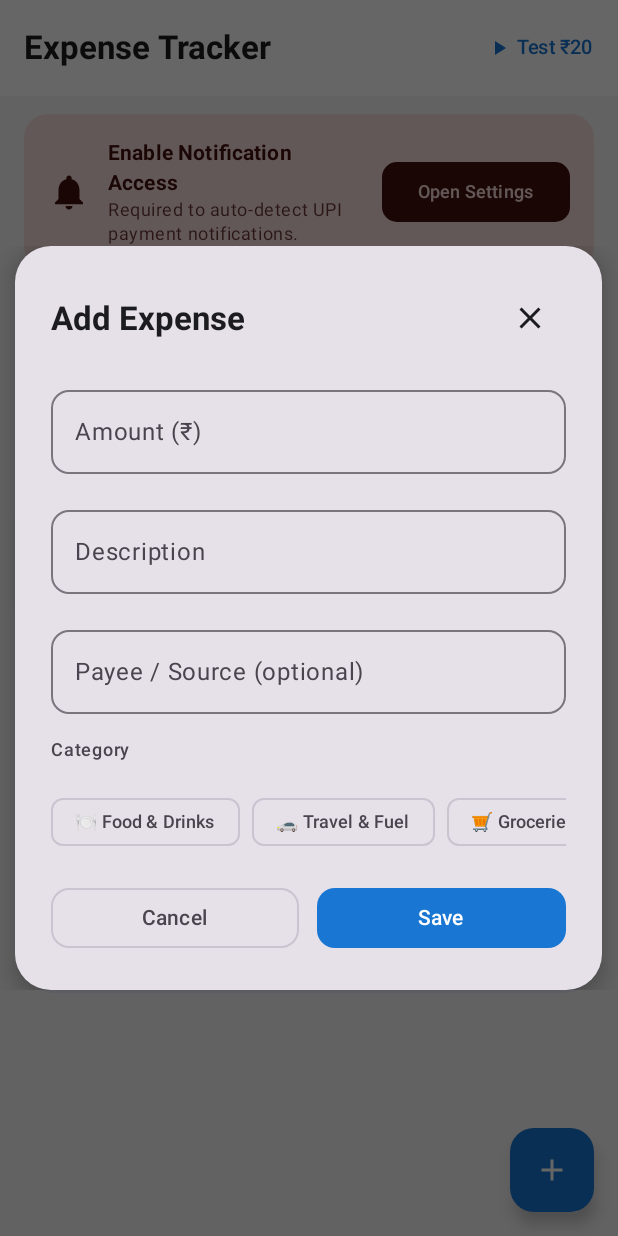
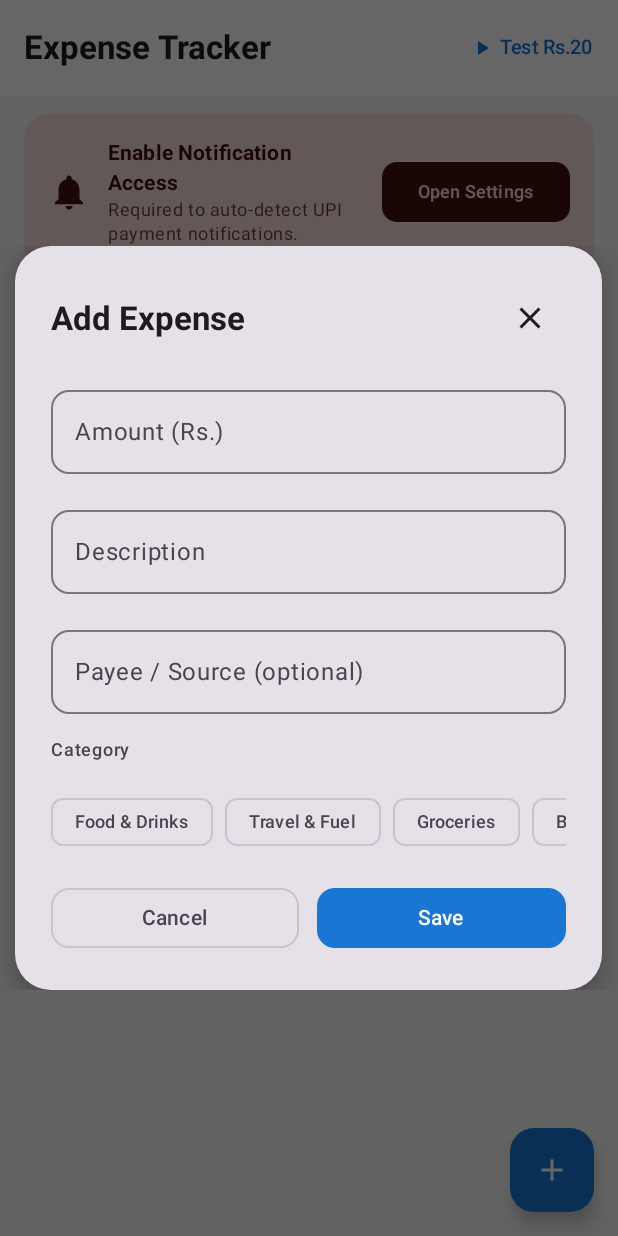
Before and after one commit to vishalvijayan8113-cloud/expensetracker, an Android app built with Jetpack Compose: the screen it shows after launch (MainActivity), after a tap on "Add Expense", on a phone screen of 412 x 824 dp. Run offline under Robolectric (Android 15) with nearby library versions, the phone set to English and light mode, and no system bars; our stand-ins replace Room's generated code.

Commit message:
fix: clean all Kotlin files for CI - remove emoji, fix imports, simplify DashboardScreen, add ic_launcher_round

```diff
--- a/app/src/main/java/com/expensetracker/app/ui/screens/AddEditExpenseDialog.kt
+++ b/app/src/main/java/com/expensetracker/app/ui/screens/AddEditExpenseDialog.kt
@@ -1,11 +1,9 @@
 package com.expensetracker.app.ui.screens
 
-import androidx.compose.foundation.background
 import androidx.compose.foundation.layout.*
 import androidx.compose.foundation.lazy.LazyRow
 import androidx.compose.foundation.lazy.items
 import androidx.compose.foundation.shape.RoundedCornerShape
-import androidx.compose.foundation.text.KeyboardActions
 import androidx.compose.foundation.text.KeyboardOptions
 import androidx.compose.material.icons.Icons
 import androidx.compose.material.icons.filled.Close
@@ -13,12 +11,8 @@ import androidx.compose.material3.*
 import androidx.compose.runtime.*
 import androidx.compose.ui.Alignment
 import androidx.compose.ui.Modifier
-import androidx.compose.ui.focus.FocusRequester
-import androidx.compose.ui.focus.focusRequester
 import androidx.compose.ui.graphics.Color
-import androidx.compose.ui.platform.LocalSoftwareKeyboardController
 import androidx.compose.ui.text.font.FontWeight
-import androidx.compose.ui.text.input.ImeAction
 import androidx.compose.ui.text.input.KeyboardCapitalization
 import androidx.compose.ui.text.input.KeyboardType
 import androidx.compose.ui.unit.dp
@@ -27,7 +21,6 @@ import androidx.compose.ui.window.Dialog
 import androidx.compose.ui.window.DialogProperties
 import com.expensetracker.app.data.db.Expense
 import com.expensetracker.app.utils.CategoryMapper
-import com.expensetracker.app.utils.DateUtils
 
 @Composable
 fun AddEditExpenseDialog(
@@ -35,14 +28,17 @@ fun AddEditExpenseDialog(
     onSave: (amount: Double, note: String, category: String, merchant: String) -> Unit,
     onDismiss: () -> Unit
 ) {
-    var amountText by remember { mutableStateOf(existingExpense?.amount?.let {
-        if (it == it.toLong().toDouble()) it.toLong().toString() else "%.2f".format(it)
-    } ?: "") }
+    var amountText by remember {
+        mutableStateOf(
+            if (existingExpense != null) {
+                val a = existingExpense.amount
+                if (a == a.toLong().toDouble()) a.toLong().toString() else "%.2f".format(a)
+            } else ""
+        )
+    }
     var note by remember { mutableStateOf(existingExpense?.note ?: "") }
     var selectedCategory by remember { mutableStateOf(existingExpense?.category ?: "Other") }
     var merchant by remember { mutableStateOf(existingExpense?.merchantOrSource ?: "") }
-    val focusRequester = remember { FocusRequester() }
-    val keyboard = LocalSoftwareKeyboardController.current
     var amountError by remember { mutableStateOf(false) }
 
     LaunchedEffect(note) {
@@ -82,32 +78,32 @@ fun AddEditExpenseDialog(
 
                 OutlinedTextField(
                     value = amountText,
-                    onValueChange = {
-                        amountText = it
-                        amountError = false
-                    },
-                    label = { Text("Amount (₹)") },
+                    onValueChange = { amountText = it; amountError = false },
+                    label = { Text("Amount (Rs.)") },
                     placeholder = { Text("0.00") },
                     isError = amountError,
-                    supportingText = if (amountError) {{ Text("Enter a valid amount") }} else null,
                     modifier = Modifier.fillMaxWidth(),
                     keyboardOptions = KeyboardOptions(keyboardType = KeyboardType.Decimal),
                     singleLine = true,
                     shape = RoundedCornerShape(12.dp)
                 )
+                if (amountError) {
+                    Text(
+                        text = "Enter a valid amount",
+                        color = MaterialTheme.colorScheme.error,
+                        style = MaterialTheme.typography.labelSmall
+                    )
+                }
 
                 OutlinedTextField(
                     value = note,
                     onValueChange = { note = it },
-                    modifier = Modifier
-                        .fillMaxWidth()
-                        .focusRequester(focusRequester),
+                    modifier = Modifier.fillMaxWidth(),
                     label = { Text("Description") },
                     placeholder = { Text("e.g., water, petrol, grocery...") },
                     singleLine = true,
                     keyboardOptions = KeyboardOptions(
-                        capitalization = KeyboardCapitalization.Sentences,
-                        imeAction = ImeAction.Next
+                        capitalization = KeyboardCapitalization.Sentences
                     ),
                     shape = RoundedCornerShape(12.dp)
                 )
@@ -132,7 +128,7 @@ fun AddEditExpenseDialog(
                         FilterChip(
                             selected = isSelected,
                             onClick = { selectedCategory = cat },
-                            label = { Text("${CategoryMapper.categoryIcon(cat)} $cat", fontSize = 12.sp) },
+                            label = { Text(cat, fontSize = 12.sp) },
                             colors = FilterChipDefaults.filterChipColors(
                                 selectedContainerColor = MaterialTheme.colorScheme.primary,
                                 selectedLabelColor = Color.White
--- a/app/src/main/java/com/expensetracker/app/ui/screens/DashboardScreen.kt
+++ b/app/src/main/java/com/expensetracker/app/ui/screens/DashboardScreen.kt
@@ -8,12 +8,16 @@ import androidx.compose.foundation.lazy.LazyColumn
 import androidx.compose.foundation.lazy.items
 import androidx.compose.foundation.shape.RoundedCornerShape
 import androidx.compose.material.icons.Icons
-import androidx.compose.material.icons.filled.*
+import androidx.compose.material.icons.filled.Add
+import androidx.compose.material.icons.filled.Notifications
+import androidx.compose.material.icons.filled.PlayArrow
+import androidx.compose.material.icons.filled.Warning
 import androidx.compose.material3.*
 import androidx.compose.runtime.*
 import androidx.compose.ui.Alignment
 import androidx.compose.ui.Modifier
 import androidx.compose.ui.graphics.Color
+import androidx.compose.ui.graphics.vector.ImageVector
 import androidx.compose.ui.platform.LocalContext
 import androidx.compose.ui.text.font.FontWeight
 import androidx.compose.ui.unit.dp
@@ -38,36 +42,24 @@ fun DashboardScreen(
     var showAddDialog by remember { mutableStateOf(false) }
     var editingExpense by remember { mutableStateOf<Expense?>(null) }
 
-    // Permission states — recheck on each recomposition so banners auto-dismiss
-    val hasNotificationAccess = remember(uiState) {
-        isNotificationListenerEnabled(context)
-    }
-    val hasOverlayPermission = remember(uiState) {
-        Settings.canDrawOverlays(context)
-    }
+    val hasNotificationAccess = remember(uiState) { isNotificationListenerEnabled(context) }
+    val hasOverlayPermission = remember(uiState) { Settings.canDrawOverlays(context) }
 
     Scaffold(
         topBar = {
             TopAppBar(
-                title = {
-                    Text(
-                        "Expense Tracker",
-                        fontWeight = FontWeight.Bold
-                    )
-                },
+                title = { Text("Expense Tracker", fontWeight = FontWeight.Bold) },
                 actions = {
-                    // Simulate payment button
                     TextButton(
-                        onClick = {
-                            simulatePayment(context, 20.0, "Google Pay")
-                        },
-                        colors = ButtonDefaults.textButtonColors(
-                            contentColor = MaterialTheme.colorScheme.primary
+                        onClick = { simulatePayment(context, 20.0, "Google Pay") }
+                    ) {
+                        Icon(
+                            Icons.Default.PlayArrow,
+                            contentDescription = null,
+                            modifier = Modifier.size(16.dp)
                         )
-                    ) {
-                        Icon(Icons.Default.PlayArrow, contentDescription = null, modifier = Modifier.size(16.dp))
                         Spacer(Modifier.width(4.dp))
-                        Text("Test ₹20", fontSize = 13.sp)
+                        Text("Test Rs.20", fontSize = 13.sp)
                     }
                 },
                 colors = TopAppBarDefaults.topAppBarColors(
@@ -92,7 +84,6 @@ fun DashboardScreen(
             contentPadding = PaddingValues(horizontal = 16.dp, vertical = 12.dp),
             verticalArrangement = Arrangement.spacedBy(12.dp)
         ) {
-            // Permission banners
             if (!hasNotificationAccess) {
                 item {
                     PermissionBannerCard(
@@ -119,8 +110,8 @@ fun DashboardScreen(
                         title = "Allow Display Over Other Apps",
                         description = "Required to show the quick-entry popup over your screen.",
                         buttonText = "Grant Permission",
-                        containerColor = MaterialTheme.colorScheme.tertiaryContainer,
-                        contentColor = MaterialTheme.colorScheme.onTertiaryContainer,
+                        containerColor = MaterialTheme.colorScheme.secondaryContainer,
+                        contentColor = MaterialTheme.colorScheme.onSecondaryContainer,
                         onClick = {
                             val intent = Intent(
                                 Settings.ACTION_MANAGE_OVERLAY_PERMISSION,
@@ -132,7 +123,6 @@ fun DashboardScreen(
                 }
             }
 
-            // Summary cards row
             item {
                 Row(
                     modifier = Modifier.fillMaxWidth(),
@@ -153,7 +143,6 @@ fun DashboardScreen(
                 }
             }
 
-            // Category breakdown
             if (uiState.categoryBreakdown.isNotEmpty()) {
                 item {
                     CategoryBreakdownCard(
@@ -163,7 +152,6 @@ fun DashboardScreen(
                 }
             }
 
-            // Recent transactions header
             item {
                 Row(
                     modifier = Modifier.fillMaxWidth(),
@@ -190,14 +178,9 @@ fun DashboardScreen(
                     }
                 }
             } else if (uiState.expenses.isEmpty()) {
-                item {
-                    EmptyStateCard()
-                }
+                item { EmptyStateCard() }
             } else {
-                items(
-                    items = uiState.expenses,
-                    key = { it.id }
-                ) { expense ->
+                items(items = uiState.expenses, key = { it.id }) { expense ->
                     ExpenseListItem(
                         expense = expense,
                         onEdit = { editingExpense = it },
@@ -206,12 +189,10 @@ fun DashboardScreen(
                 }
             }
 
-            // Bottom padding for FAB
             item { Spacer(Modifier.height(72.dp)) }
         }
     }
 
-    // Add Dialog
     if (showAddDialog) {
         AddEditExpenseDialog(
             onSave = { amount, note, category, merchant ->
@@ -221,7 +202,6 @@ fun DashboardScreen(
         )
     }
 
-    // Edit Dialog
     editingExpense?.let { expense ->
         AddEditExpenseDialog(
             existingExpense = expense,
@@ -242,7 +222,7 @@ fun DashboardScreen(
 
 @Composable
 fun PermissionBannerCard(
-    icon: androidx.compose.ui.graphics.vector.ImageVector,
+    icon: ImageVector,
     title: String,
     description: String,
     buttonText: String,
@@ -284,9 +264,7 @@ fun EmptyStateCard() {
     Card(
         modifier = Modifier.fillMaxWidth(),
         shape = RoundedCornerShape(20.dp),
-        colors = CardDefaults.cardColors(
-            containerColor = MaterialTheme.colorScheme.surfaceVariant
-        )
+        colors = CardDefaults.cardColors(containerColor = MaterialTheme.colorScheme.surfaceVariant)
     ) {
         Column(
             modifier = Modifier
@@ -295,15 +273,9 @@ fun EmptyStateCard() {
             horizontalAlignment = Alignment.CenterHorizontally,
             verticalArrangement = Arrangement.spacedBy(8.dp)
         ) {
-            Text("💸", fontSize = 48.sp)
+            Text("No expenses yet", style = MaterialTheme.typography.titleMedium, fontWeight = FontWeight.Bold)
             Text(
-                "No expenses yet",
-                style = MaterialTheme.typography.titleMedium,
-                fontWeight = FontWeight.Bold,
-                color = MaterialTheme.colorScheme.onSurfaceVariant
-            )
-            Text(
-                "Tap + to add one, or tap 'Test ₹20' to try the popup!",
+                "Tap + to add one, or tap 'Test Rs.20' to try the popup!",
                 style = MaterialTheme.typography.bodySmall,
                 color = MaterialTheme.colorScheme.onSurfaceVariant
             )
@@ -322,7 +294,7 @@ private fun simulatePayment(context: Context, amount: Double, merchant: String)
         flags = Intent.FLAG_ACTIVITY_NEW_TASK
         putExtra(PaymentNotificationListenerService.EXTRA_AMOUNT, amount)
         putExtra(PaymentNotificationListenerService.EXTRA_MERCHANT, merchant)
-        putExtra(PaymentNotificationListenerService.EXTRA_RAW_TEXT, "Simulated payment of ₹$amount via $merchant")
+        putExtra(PaymentNotificationListenerService.EXTRA_RAW_TEXT, "Simulated payment of Rs.$amount via $merchant")
     }
     context.startActivity(intent)
 }
--- a/app/src/main/java/com/expensetracker/app/utils/CategoryMapper.kt
+++ b/app/src/main/java/com/expensetracker/app/utils/CategoryMapper.kt
@@ -12,18 +12,17 @@ object CategoryMapper {
     private val TRAVEL_FUEL = setOf(
         "petrol", "diesel", "auto", "uber", "ola", "bus", "metro",
         "fuel", "parking", "cab", "taxi", "train", "flight", "rapido",
-        "rickshaw", "toll", "namma", "bmtc", "irctc", "redbus"
+        "rickshaw", "toll", "bmtc", "irctc", "redbus"
     )
 
     private val GROCERIES = setOf(
         "milk", "vegetables", "grocery", "supermarket", "fruits",
-        "bread", "eggs", "rice", "dal", "sugar", "salt", "big bazaar",
-        "dmart", "reliance fresh", "blinkit", "zepto", "instamart",
-        "vegetable", "sabji", "market", "mandi"
+        "bread", "eggs", "rice", "dal", "sugar", "salt",
+        "blinkit", "zepto", "instamart", "vegetable", "market", "mandi"
     )
 
     private val BILLS_UTILITIES = setOf(
-        "recharge", "electricity", "wifi", "bill", "rent", "water bill",
+        "recharge", "electricity", "wifi", "bill", "rent",
         "gas", "phone", "internet", "postpaid", "prepaid", "dth",
         "broadband", "subscription", "netflix", "amazon prime",
         "hotstar", "jio", "airtel", "bsnl", "vodafone"
@@ -38,13 +37,11 @@ object CategoryMapper {
 
     fun categorize(note: String): String {
         val lower = note.lowercase().trim()
-
         if (FOOD_DRINKS.any { lower.contains(it) }) return "Food & Drinks"
         if (TRAVEL_FUEL.any { lower.contains(it) }) return "Travel & Fuel"
         if (GROCERIES.any { lower.contains(it) }) return "Groceries"
         if (BILLS_UTILITIES.any { lower.contains(it) }) return "Bills & Utilities"
         if (SHOPPING.any { lower.contains(it) }) return "Shopping"
-
         return "Other"
     }
 
@@ -56,15 +53,4 @@ object CategoryMapper {
         "Shopping",
         "Other"
     )
-
-    fun categoryIcon(category: String): String {
-        return when (category) {
-            "Food & Drinks" -> "🍽️"
-            "Travel & Fuel" -> "🚗"
-            "Groceries" -> "🛒"
-            "Bills & Utilities" -> "💡"
-            "Shopping" -> "🛍️"
-            else -> "💸"
-        }
-    }
 }
--- /dev/null
+++ b/app/src/main/res/mipmap-anydpi-v26/ic_launcher_round.xml
@@ -0,0 +1,5 @@
+<?xml version="1.0" encoding="utf-8"?>
+<adaptive-icon xmlns:android="http://schemas.android.com/apk/res/android">
+    <background android:drawable="@android:color/holo_blue_light" />
+    <foreground android:drawable="@android:color/holo_orange_light" />
+</adaptive-icon>
```
Also changed, not shown: app/src/main/java/com/expensetracker/app/ui/components/DashboardComponents.kt (+3 -24 lines), app/src/main/java/com/expensetracker/app/ui/components/ExpenseListItem.kt (+22 -4 lines), app/src/main/java/com/expensetracker/app/ui/screens/QuickExpensePopup.kt (+8 -45 lines), app/src/main/res/mipmap-anydpi-v26/ic_launcher.xml (+1 -7 lines).
